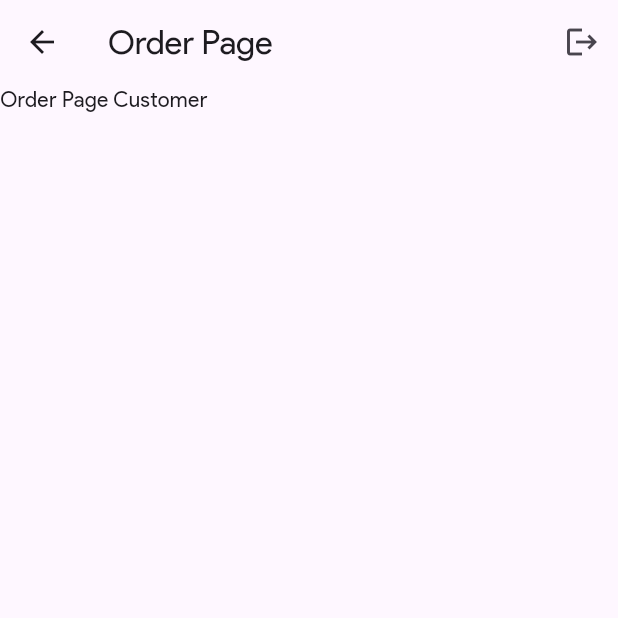
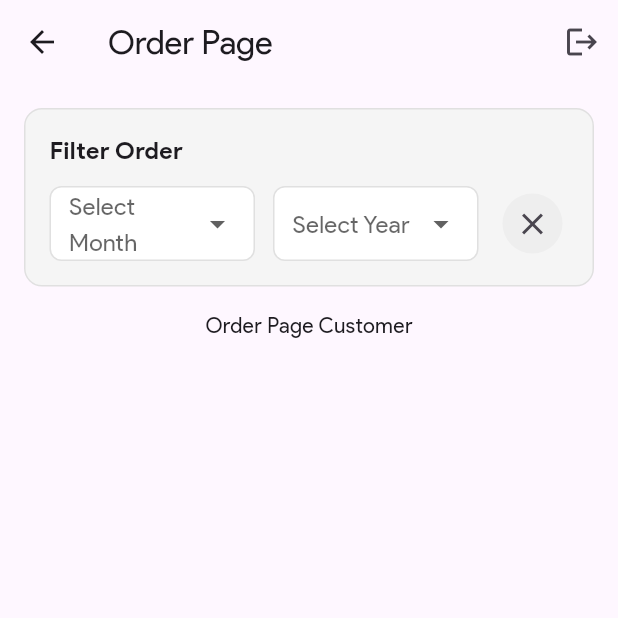
Before and after one commit to Choniep/kantin-app-project, a Flutter app: the OrderSiswaPage screen opened directly, on a phone screen of 412 x 824 dp, the top half of it. Run offline on Flutter 3.47's test engine with Material 3 defaults, Android fonts, the phone set to English and light mode, and no system bars; our stand-ins replace cloud_firestore, firebase_auth, firebase_core, firebase_storage, iconsax_plus, image_picker; accounts and stored records are empty; network calls fail.

Commit message:
🌐 add 'filter order' on 'order_page' for siswa

```diff
--- a/lib/pages/siswa/order_siswa_page.dart
+++ b/lib/pages/siswa/order_siswa_page.dart
@@ -1,12 +1,42 @@
 import 'package:flutter/material.dart';
 import 'package:ukk_kantin/services/auth/auth_service.dart';
 
-class OrderSiswaPage extends StatelessWidget {
+class OrderSiswaPage extends StatefulWidget {
   const OrderSiswaPage({super.key});
+
+  @override
+  State<OrderSiswaPage> createState() => _OrderSiswaPageState();
+}
+
+class _OrderSiswaPageState extends State<OrderSiswaPage> {
+  String? selectedMonth;
+  String? selectedYear;
+  final List<String> months = [
+    'January',
+    'February',
+    'March',
+    'April',
+    'May',
+    'June',
+    'July',
+    'August',
+    'September',
+    'October',
+    'November',
+    'December'
+  ];
+  final List<String> years = ['2023', '2024', '2025'];
 
   void logout() {
     final _authService = AuthService();
     _authService.signOut();
+  }
+
+  void clearFilters() {
+    setState(() {
+      selectedMonth = null;
+      selectedYear = null;
+    });
   }
 
   @override
@@ -17,13 +47,108 @@ class OrderSiswaPage extends StatelessWidget {
         actions: [
           IconButton(
             icon: Icon(Icons.logout),
-            onPressed: () {
-              logout();
-            },
+            onPressed: logout,
           ),
         ],
       ),
-      body: Text('Order Page Customer'),
+      body: Column(
+        children: [
+          Container(
+            margin: const EdgeInsets.all(16.0),
+            padding: const EdgeInsets.all(16.0),
+            decoration: BoxDecoration(
+              color: Colors.grey[100],
+              borderRadius: BorderRadius.circular(12),
+              border: Border.all(color: Colors.grey[300]!),
+            ),
+            child: Column(
+              crossAxisAlignment: CrossAxisAlignment.start,
+              children: [
+                Padding(
+                  padding: const EdgeInsets.only(bottom: 12.0),
+                  child: Text(
+                    'Filter Order',
+                    style: TextStyle(
+                      fontSize: 16,
+                      fontWeight: FontWeight.bold,
+                    ),
+                  ),
+                ),
+                Row(
+                  children: [
+                    Expanded(
+                      child: Container(
+                        padding: EdgeInsets.symmetric(horizontal: 12),
+                        decoration: BoxDecoration(
+                          border: Border.all(color: Colors.grey[300]!),
+                          borderRadius: BorderRadius.circular(8),
+                          color: Colors.white,
+                        ),
+                        child: DropdownButton<String>(
+                          hint: Text('Select Month'),
+                          value: selectedMonth,
+                          isExpanded: true,
+                          underline: SizedBox(),
+                          items: months.map((String month) {
+                            return DropdownMenuItem<String>(
+                              value: month,
+                              child: Text(month),
+                            );
+                          }).toList(),
+                          onChanged: (String? value) {
+                            setState(() {
+                              selectedMonth = value;
+                            });
+                          },
+                        ),
+                      ),
+                    ),
+                    SizedBox(width: 12),
+                    Expanded(
+                      child: Container(
+                        padding: EdgeInsets.symmetric(horizontal: 12),
+                        decoration: BoxDecoration(
+                          border: Border.all(color: Colors.grey[300]!),
+                          borderRadius: BorderRadius.circular(8),
+                          color: Colors.white,
+                        ),
+                        child: DropdownButton<String>(
+                          hint: Text('Select Year'),
+                          value: selectedYear,
+                          isExpanded: true,
+                          underline: SizedBox(),
+                          items: years.map((String year) {
+                            return DropdownMenuItem<String>(
+                              value: year,
+                              child: Text(year),
+                            );
+                          }).toList(),
+                          onChanged: (String? value) {
+                            setState(() {
+                              selectedYear = value;
+                            });
+                          },
+                        ),
+                      ),
+                    ),
+                    SizedBox(width: 12),
+                    IconButton(
+                      icon: Icon(Icons.clear),
+                      onPressed: clearFilters,
+                      style: IconButton.styleFrom(
+                        backgroundColor: Colors.grey[200],
+                      ),
+                    ),
+                  ],
+                ),
+              ],
+            ),
+          ),
+          Expanded(
+            child: Text('Order Page Customer'),
+          ),
+        ],
+      ),
     );
   }
 }
```
Also changed, not shown: lib/pages/siswa/main_screen_siswa_page.dart (+7 -0 lines), lib/pages/siswa/profil_page_siswa.dart (added, +42 -0 lines).
